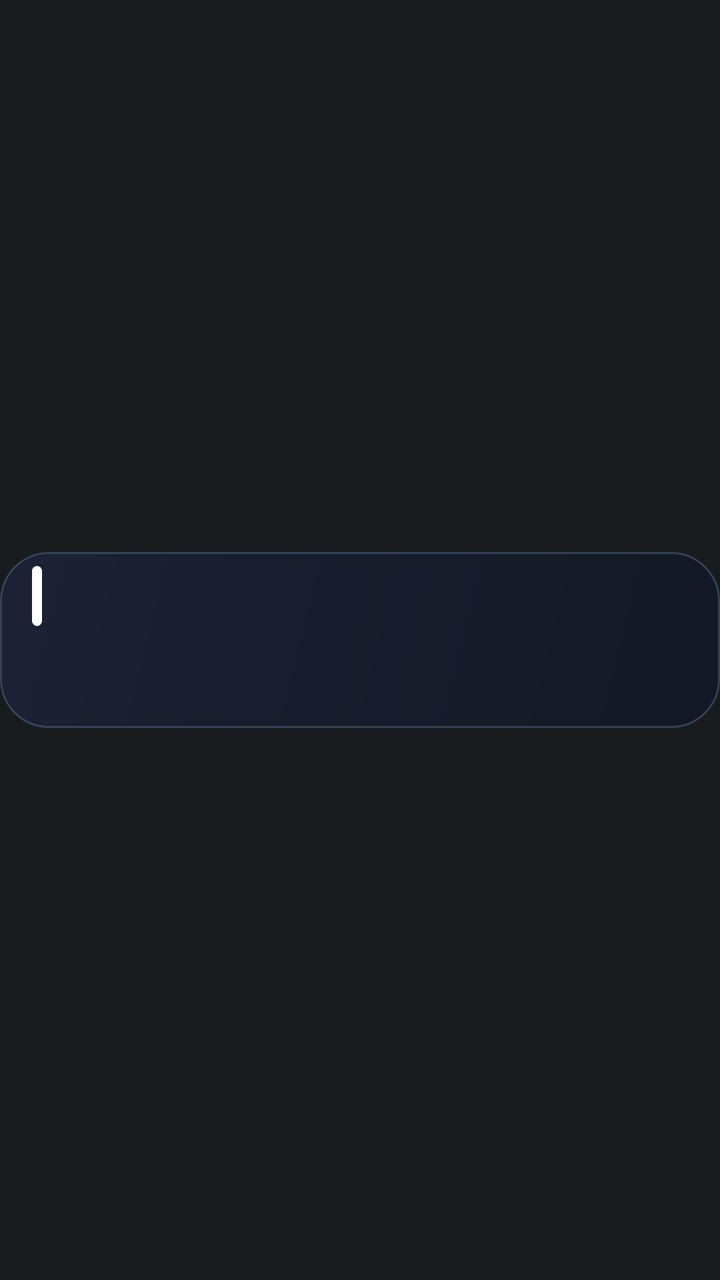
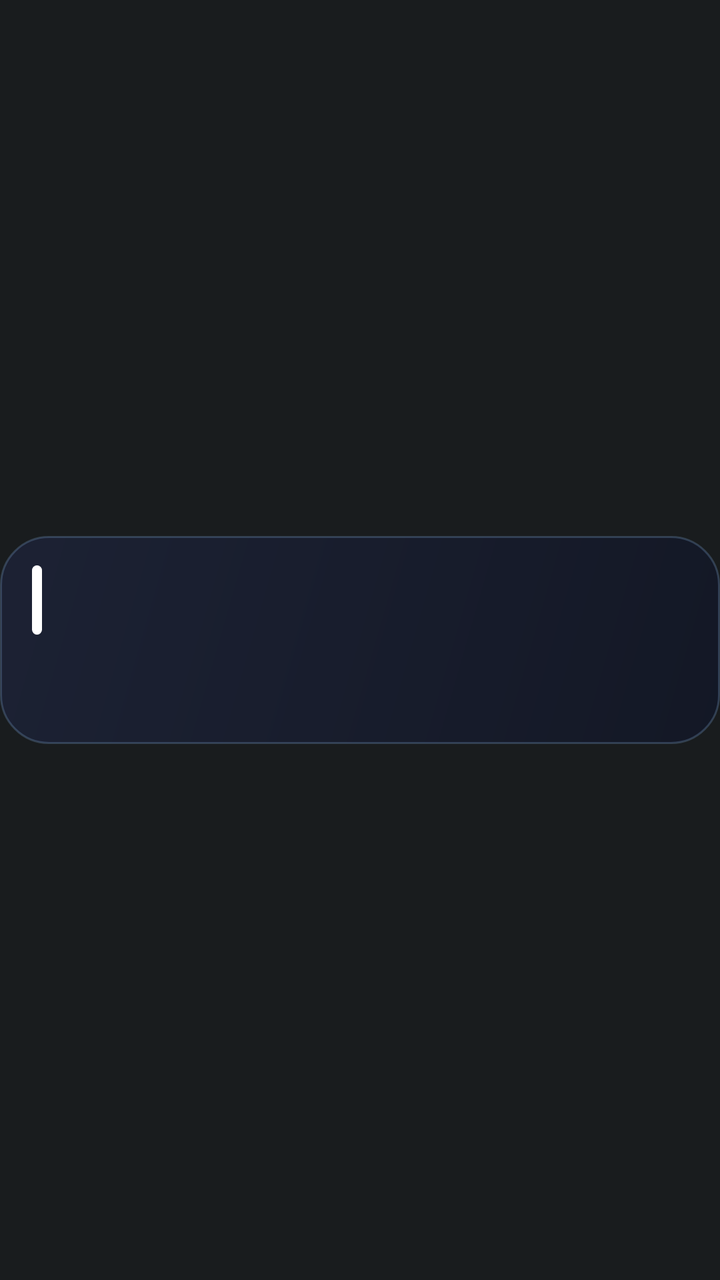

Before-and-after screenshots of an Android layout around one commit, followed by the original layout XML and the change that was made.
<!-- AndroidManifest.xml: application theme Theme.AtAGlancePlus -->
<!-- res/layout/card_calendar_bottom.xml -->
<?xml version="1.0" encoding="utf-8"?>
<FrameLayout xmlns:android="http://schemas.android.com/apk/res/android"
    android:id="@+id/card_root"
    style="@style/AagCardRoot">

    <LinearLayout
        android:id="@+id/card_body"
        style="@style/AagCardBody"
        android:background="@drawable/card_bg_calendar"
        android:orientation="vertical">

        <LinearLayout
            android:layout_width="match_parent"
            android:layout_height="40dp"
            android:layout_marginTop="2dp"
            android:gravity="center_vertical"
            android:orientation="horizontal">

            <ImageView
                android:id="@+id/calendar_bar"
                android:layout_width="5dp"
                android:layout_height="30dp"
                android:contentDescription="@null"
                android:src="@drawable/calendar_bar" />

            <LinearLayout
                android:layout_width="0dp"
                android:layout_height="wrap_content"
                android:layout_marginStart="10dp"
                android:layout_weight="1"
                android:orientation="vertical">

                <TextView
                    android:id="@+id/calendar_title"
                    style="@style/AagText.Title"
                    android:layout_width="match_parent"
                    android:layout_height="wrap_content"
                    android:lineHeight="17sp"
                    android:textSize="14sp" />

                <TextView
                    android:id="@+id/calendar_detail"
                    style="@style/AagText.Label"
                    android:layout_width="match_parent"
                    android:layout_height="wrap_content"
                    android:fontFamily="sans-serif"
                    android:lineHeight="14sp"
                    android:textColor="#FFCBD5E1"
                    android:textSize="11sp" />
            </LinearLayout>
        </LinearLayout>

        <LinearLayout
            android:id="@+id/complications"
            android:layout_width="match_parent"
            android:layout_height="34dp"
            android:gravity="bottom|start"
            android:orientation="horizontal" />
    </LinearLayout>

    
    <ImageView
        android:id="@+id/hold_bar"
        android:layout_width="match_parent"
        android:layout_height="@dimen/card_body_height"
        android:layout_gravity="center_vertical"
        android:contentDescription="@null"
        android:duplicateParentState="true"
        android:scaleType="fitXY"
        android:src="@drawable/hold_bar_red_400" />
</FrameLayout>
<!-- resources referenced by this layout -->
<resources>
  <dimen name="card_body_height">88dp</dimen>
  <style name="AagCardRoot">
          <item name="android:layout_width">match_parent</item>
          <item name="android:layout_height">88dp</item>
          <item name="android:clipChildren">false</item>
          <item name="android:clipToPadding">false</item>
      </style>
  <style name="AagText.Label">
          <item name="android:textSize">12sp</item>
          <item name="android:fontFamily">sans-serif-medium</item>
          <item name="android:lineHeight">15sp</item>
          <item name="android:letterSpacing">0.0167</item>
          <item name="android:textColor">#FF93C5FD</item>
      </style>
  <style name="AagText.Title">
          <item name="android:textSize">17sp</item>
          <item name="android:fontFamily">sans-serif-medium</item>
          <item name="android:lineHeight">21sp</item>
      </style>
  <!-- drawable hold_bar_red_full (drawable) -->
  <?xml version="1.0" encoding="utf-8"?>
  <vector xmlns:android="http://schemas.android.com/apk/res/android"
      android:width="380dp"
      android:height="76dp"
      android:viewportWidth="380"
      android:viewportHeight="76">
      <path
          android:name="ring"
          android:pathData="M190.0,1.25 H356 A22.75,22.75 0 0 1 378.75,24 V52 A22.75,22.75 0 0 1 356,74.75 H24 A22.75,22.75 0 0 1 1.25,52 V24 A22.75,22.75 0 0 1 24,1.25 Z"
          android:strokeColor="#FFF43F5E"
          android:strokeLineCap="round"
          android:strokeWidth="2.5"
          android:trimPathEnd="1" />
  </vector>
  <!-- drawable hold_bar_empty (drawable) -->
  <?xml version="1.0" encoding="utf-8"?>
  <vector xmlns:android="http://schemas.android.com/apk/res/android"
      android:width="380dp"
      android:height="76dp"
      android:viewportWidth="380"
      android:viewportHeight="76">
      <path
          android:name="ring"
          android:pathData="M190.0,1.25 H356 A22.75,22.75 0 0 1 378.75,24 V52 A22.75,22.75 0 0 1 356,74.75 H24 A22.75,22.75 0 0 1 1.25,52 V24 A22.75,22.75 0 0 1 24,1.25 Z"
          android:strokeColor="#00000000"
          android:strokeLineCap="round"
          android:strokeWidth="2.5"
          android:trimPathEnd="0" />
  </vector>
  <!-- drawable hold_bar_red_zero (drawable) -->
  <?xml version="1.0" encoding="utf-8"?>
  <vector xmlns:android="http://schemas.android.com/apk/res/android"
      android:width="380dp"
      android:height="76dp"
      android:viewportWidth="380"
      android:viewportHeight="76">
      <path
          android:name="ring"
          android:pathData="M190.0,1.25 H356 A22.75,22.75 0 0 1 378.75,24 V52 A22.75,22.75 0 0 1 356,74.75 H24 A22.75,22.75 0 0 1 1.25,52 V24 A22.75,22.75 0 0 1 24,1.25 Z"
          android:strokeColor="#FFF43F5E"
          android:strokeLineCap="round"
          android:strokeWidth="2.5"
          android:trimPathEnd="0" />
  </vector>
  <!-- unchanged entries left out for length: 6 -->
</resources>

<!-- the commit's change to res/layout/card_calendar_bottom.xml (unified diff, before → after) -->
@@ -7,26 +7,26 @@
         android:id="@+id/card_body"
         style="@style/AagCardBody"
         android:background="@drawable/card_bg_calendar"
+        android:gravity="center_vertical"
         android:orientation="vertical">
 
         <LinearLayout
             android:layout_width="match_parent"
-            android:layout_height="40dp"
-            android:layout_marginTop="2dp"
-            android:gravity="center_vertical"
+            android:layout_height="wrap_content"
             android:orientation="horizontal">
 
             <ImageView
                 android:id="@+id/calendar_bar"
                 android:layout_width="5dp"
-                android:layout_height="30dp"
+                android:layout_height="match_parent"
                 android:contentDescription="@null"
+                android:scaleType="fitXY"
                 android:src="@drawable/calendar_bar" />
 
             <LinearLayout
                 android:layout_width="0dp"
                 android:layout_height="wrap_content"
-                android:layout_marginStart="10dp"
+                android:layout_marginStart="12dp"
                 android:layout_weight="1"
                 android:orientation="vertical">
 
@@ -35,26 +35,54 @@
                     style="@style/AagText.Title"
                     android:layout_width="match_parent"
                     android:layout_height="wrap_content"
-                    android:lineHeight="17sp"
-                    android:textSize="14sp" />
+                    android:lineHeight="19sp"
+                    android:textSize="16sp" />
 
                 <TextView
                     android:id="@+id/calendar_detail"
                     style="@style/AagText.Label"
                     android:layout_width="match_parent"
                     android:layout_height="wrap_content"
+                    android:layout_marginTop="1dp"
                     android:fontFamily="sans-serif"
-                    android:lineHeight="14sp"
-                    android:textColor="#FFCBD5E1"
-                    android:textSize="11sp" />
+                    android:textColor="#FFCBD5E1" />
+
+                <LinearLayout
+                    android:id="@+id/calendar_next"
+                    android:layout_width="match_parent"
+                    android:layout_height="wrap_content"
+                    android:layout_marginTop="3dp"
+                    android:gravity="center_vertical"
+                    android:orientation="horizontal"
+                    android:visibility="gone">
+
+                    <ImageView
+                        android:id="@+id/calendar_next_icon"
+                        android:layout_width="13dp"
+                        android:layout_height="13dp"
+                        android:contentDescription="@null"
+                        android:src="@drawable/ic_comp_countdown" />
+
+                    <TextView
+                        android:id="@+id/calendar_next_text"
+                        style="@style/AagText"
+                        android:layout_width="0dp"
+                        android:layout_height="wrap_content"
+                        android:layout_marginStart="6dp"
+                        android:layout_weight="1"
+                        android:fontFamily="sans-serif-medium"
+                        android:textColor="#FF94A3B8"
+                        android:textSize="12sp" />
+                </LinearLayout>
             </LinearLayout>
         </LinearLayout>
 
         <LinearLayout
             android:id="@+id/complications"
             android:layout_width="match_parent"
-            android:layout_height="34dp"
-            android:gravity="bottom|start"
+            android:layout_height="36dp"
+            android:layout_marginTop="4dp"
+            android:gravity="center_vertical|start"
             android:orientation="horizontal" />
     </LinearLayout>
 
<!-- resource entries referenced after the edit -->
@@ -1,34 +1,60 @@
 <!-- resources referenced by this layout -->
 <resources>
-  <dimen name="card_body_height">88dp</dimen>
+  <dimen name="card_body_height">104dp</dimen>
+  <!-- drawable ic_comp_countdown (drawable) -->
+  <?xml version="1.0" encoding="utf-8"?>
+  <vector xmlns:android="http://schemas.android.com/apk/res/android"
+      android:width="16dp"
+      android:height="16dp"
+      android:viewportWidth="24"
+      android:viewportHeight="24">
+      <path android:pathData="M5,4h14a2,2 0 0 1 2,2v14a2,2 0 0 1 -2,2h-14a2,2 0 0 1 -2,-2v-14a2,2 0 0 1 2,-2z"
+          android:fillColor="#00000000"
+          android:strokeColor="#FFFFFFFF"
+          android:strokeWidth="2"
+          android:strokeLineCap="round"
+          android:strokeLineJoin="round" />
+      <path android:pathData="M3,10L21,10"
+          android:fillColor="#00000000"
+          android:strokeColor="#FFFFFFFF"
+          android:strokeWidth="2"
+          android:strokeLineCap="round"
+          android:strokeLineJoin="round" />
+  </vector>
   <style name="AagCardRoot">
           <item name="android:layout_width">match_parent</item>
-          <item name="android:layout_height">88dp</item>
+          <item name="android:layout_height">@dimen/card_body_height</item>
           <item name="android:clipChildren">false</item>
           <item name="android:clipToPadding">false</item>
       </style>
+  <style name="AagText">
+          <item name="android:includeFontPadding">false</item>
+          <item name="android:singleLine">true</item>
+          <item name="android:ellipsize">end</item>
+          <item name="android:textColor">#FFFFFFFF</item>
+      </style>
   <style name="AagText.Label">
-          <item name="android:textSize">12sp</item>
+          <item name="android:textSize">12.5sp</item>
           <item name="android:fontFamily">sans-serif-medium</item>
-          <item name="android:lineHeight">15sp</item>
+          <item name="android:lineHeight">16sp</item>
           <item name="android:letterSpacing">0.0167</item>
           <item name="android:textColor">#FF93C5FD</item>
       </style>
   <style name="AagText.Title">
-          <item name="android:textSize">17sp</item>
+          <item name="android:textSize">18.5sp</item>
           <item name="android:fontFamily">sans-serif-medium</item>
-          <item name="android:lineHeight">21sp</item>
+          <item name="android:lineHeight">23sp</item>
       </style>
   <!-- drawable hold_bar_red_full (drawable) -->
   <?xml version="1.0" encoding="utf-8"?>
   <vector xmlns:android="http://schemas.android.com/apk/res/android"
-      android:width="380dp"
-      android:height="76dp"
-      android:viewportWidth="380"
-      android:viewportHeight="76">
+      android:width="420dp"
+      android:height="104dp"
+      android:viewportWidth="420"
+      android:viewportHeight="104">
       <path
           android:name="ring"
-          android:pathData="M190.0,1.25 H356 A22.75,22.75 0 0 1 378.75,24 V52 A22.75,22.75 0 0 1 356,74.75 H24 A22.75,22.75 0 0 1 1.25,52 V24 A22.75,22.75 0 0 1 24,1.25 Z"
+          android:pathData="M210.0,1.25 H396 A22.75,22.75 0 0 1 418.75,24 V80 A22.75,22.75 0 0 1 396,102.75 H24 A22.75,22.75 0 0 1 1.25,80 V24 A22.75,22.75 0 0 1 24,1.25 Z"
           android:strokeColor="#FFF43F5E"
           android:strokeLineCap="round"
           android:strokeWidth="2.5"
@@ -37,13 +63,13 @@
   <!-- drawable hold_bar_empty (drawable) -->
   <?xml version="1.0" encoding="utf-8"?>
   <vector xmlns:android="http://schemas.android.com/apk/res/android"
-      android:width="380dp"
-      android:height="76dp"
-      android:viewportWidth="380"
-      android:viewportHeight="76">
+      android:width="420dp"
+      android:height="104dp"
+      android:viewportWidth="420"
+      android:viewportHeight="104">
       <path
           android:name="ring"
-          android:pathData="M190.0,1.25 H356 A22.75,22.75 0 0 1 378.75,24 V52 A22.75,22.75 0 0 1 356,74.75 H24 A22.75,22.75 0 0 1 1.25,52 V24 A22.75,22.75 0 0 1 24,1.25 Z"
+          android:pathData="M210.0,1.25 H396 A22.75,22.75 0 0 1 418.75,24 V80 A22.75,22.75 0 0 1 396,102.75 H24 A22.75,22.75 0 0 1 1.25,80 V24 A22.75,22.75 0 0 1 24,1.25 Z"
           android:strokeColor="#00000000"
           android:strokeLineCap="round"
           android:strokeWidth="2.5"
@@ -52,13 +78,13 @@
   <!-- drawable hold_bar_red_zero (drawable) -->
   <?xml version="1.0" encoding="utf-8"?>
   <vector xmlns:android="http://schemas.android.com/apk/res/android"
-      android:width="380dp"
-      android:height="76dp"
-      android:viewportWidth="380"
-      android:viewportHeight="76">
+      android:width="420dp"
+      android:height="104dp"
+      android:viewportWidth="420"
+      android:viewportHeight="104">
       <path
           android:name="ring"
-          android:pathData="M190.0,1.25 H356 A22.75,22.75 0 0 1 378.75,24 V52 A22.75,22.75 0 0 1 356,74.75 H24 A22.75,22.75 0 0 1 1.25,52 V24 A22.75,22.75 0 0 1 24,1.25 Z"
+          android:pathData="M210.0,1.25 H396 A22.75,22.75 0 0 1 418.75,24 V80 A22.75,22.75 0 0 1 396,102.75 H24 A22.75,22.75 0 0 1 1.25,80 V24 A22.75,22.75 0 0 1 24,1.25 Z"
           android:strokeColor="#FFF43F5E"
           android:strokeLineCap="round"
           android:strokeWidth="2.5"
